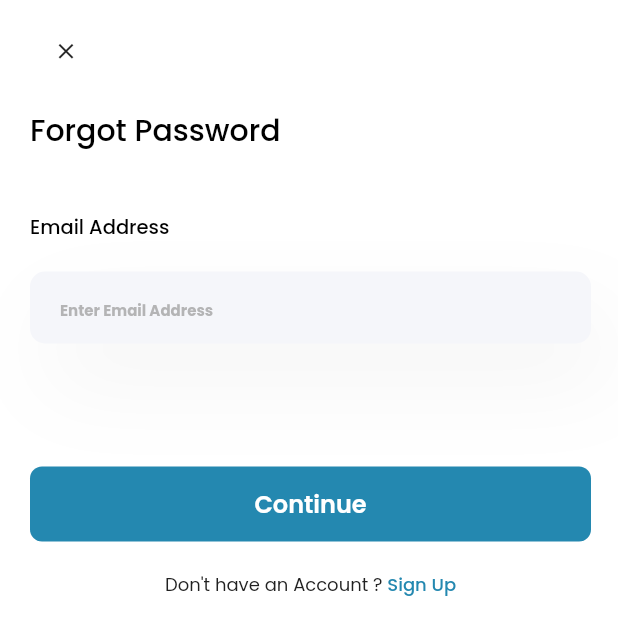
After one commit to sholarrh/compact_pay, a Flutter app: the ForgotPassword screen opened directly, on a phone screen of 412 x 824 dp. The commit adds this screen. Shown: the top 635 px of the screen. Run offline on Flutter 3.47's test engine with Material 2 defaults, Android fonts, the phone set to English and light mode, and no system bars; our stand-ins replace google_fonts; missing offline and left inert: email_otp.

Commit message:
6th commit

```diff
--- a/lib/main.dart
+++ b/lib/main.dart
@@ -1,6 +1,7 @@
 import 'package:compact_pay/provider/provider.dart';
 import 'package:compact_pay/screens/auth/login.dart';
 import 'package:compact_pay/screens/auth/verification.dart';
+import 'package:compact_pay/screens/homepage.dart';
 import 'package:flutter/material.dart';
 import 'package:google_fonts/google_fonts.dart';
 import 'package:provider/provider.dart';
--- /dev/null
+++ b/lib/screens/forgot_password.dart
@@ -0,0 +1,175 @@
+
+
+import 'package:flutter/material.dart';
+import 'package:provider/provider.dart';
+
+import '../provider/provider.dart';
+import '../utils/app_colors.dart';
+import '../widgets/my_button.dart';
+import '../widgets/my_text.dart';
+import '../widgets/text_form_field.dart';
+import '../widgets/validator.dart';
+import 'auth/verification.dart';
+
+class ForgotPassword extends StatefulWidget {
+  const ForgotPassword({Key? key}) : super(key: key);
+
+  @override
+  State<ForgotPassword> createState() => _ForgotPasswordState();
+}
+
+class _ForgotPasswordState extends State<ForgotPassword> {
+
+  bool goToPasswordScreen = true;
+
+  @override
+  Widget build(BuildContext context) {
+    var data = Provider.of<ProviderClass>(context);
+    return Scaffold(
+      resizeToAvoidBottomInset: true,
+      backgroundColor: white,
+      body:  SingleChildScrollView(
+        child: SafeArea(
+          child: Padding(
+            padding: const EdgeInsets.only(left: 20, right: 18,),
+            child: Column(
+                mainAxisAlignment: MainAxisAlignment.start,
+                crossAxisAlignment: CrossAxisAlignment.start,
+                children: [
+                  Padding(
+                    padding: const EdgeInsets.only(top: 10,),
+                    child: IconButton(
+                      icon: const Icon(Icons.close),
+                      iconSize: 17,
+                      onPressed: () {
+                        Navigator.pop(context);
+                      },),
+                  ),
+                  Padding(
+                    padding: const EdgeInsets.only(top: 14.0),
+                    child: Align(
+                      alignment: Alignment.topLeft,
+                      child: MyText(
+                        'Forgot Password',
+                        fontWeight: FontWeight.w500,
+                        fontSize: 20,
+                        color: black,
+                      ),
+                    ),
+                  ),
+
+                  Form(
+                    key: data.formkey,
+                    child: Column(
+                      children: [
+                        const SizedBox(height: 40,),
+
+                        Align(
+                          alignment: Alignment.centerLeft,
+                          child: MyText(
+                            'Email Address',
+                            fontWeight: FontWeight.w500,
+                            fontSize: 13,
+                            color: black,
+                          ),
+                        ),
+
+                        const SizedBox(height: 20,),
+
+                        InputField(
+                          inputController: data.emailTextController,
+                          isPassword: false,
+                          hintText: 'Enter Email Address',
+                          hasSuffixIcon: false,
+                          keyBoardType: TextInputType.emailAddress,
+                          validator: validateEmail,),
+                      ],),
+                  ),
+
+                  Padding(
+                    padding: const EdgeInsets.only(top: 80),
+                    child: MyButton(
+                      height: 50,
+                      width: double.infinity,
+                      color: mainBlue,
+                      onTap: () async {
+                        if (data.formkey.currentState!.validate()) {
+                          data.isLoading = true;
+
+                          setState(() {});
+                          Duration waitTime = const Duration(seconds: 4);
+                          Future.delayed(waitTime, (){
+                            if (mounted) {
+                              data.isLoading = false;
+                            }
+                            setState(() {});
+                          });
+
+                          try {
+                            data.sendOtp();
+                            if (await data.myAuth.sendOTP() == true) {
+                              ScaffoldMessenger.of(context)
+                                  .showSnackBar(const SnackBar(
+                                    content: Text("OTP has been sent"),
+                              ));
+                              Navigator.push(context,
+                                  MaterialPageRoute(builder: (context) =>  Verification(goToPasswordScreen)));
+                            }
+                          }
+                          catch(e,s){
+                            print(e);
+                            print(s);
+                          }
+                        }
+                        else{
+                          ScaffoldMessenger.of(context).showSnackBar(const SnackBar(
+                            content: Text(
+                                'There is an error'),
+                            duration: Duration(seconds: 5),),);
+                        }
+                      },
+                      child: data.isLoading == false ? MyText(
+                        'Continue',
+                        color: white,
+                        fontWeight: FontWeight.w600,
+                        fontSize: 16,)
+                          : const Center(
+                            child: CircularProgressIndicator(
+                              color: mainBlue,
+                        ),
+                      ),
+                    ),
+                  ),
+
+
+                  Padding(
+                    padding: const EdgeInsets.only(top: 20,),
+                    child: Row(
+                      mainAxisAlignment: MainAxisAlignment.center,
+                      children: [
+                        MyText('Don\'t have an Account ? ',
+                            fontWeight: FontWeight.w400,
+                            fontSize: 12,
+                            color: const Color(0xff212121)),
+
+                        InkWell(
+                          onTap: () {
+                            // Navigator.push(context,
+                            //     MaterialPageRoute(builder: (context) => const 'SignUp'()));
+                          },
+                          child: MyText('Sign Up',
+                            color: mainBlue,
+                            fontWeight: FontWeight.w500,
+                            fontSize: 12,
+                          ),
+                        ),
+                      ],
+                    ),
+                  ),
+                ]),
+          ),
+        ),
+      ),
+    );
+  }
+}
--- a/lib/widgets/text_form_field.dart
+++ b/lib/widgets/text_form_field.dart
@@ -66,7 +66,7 @@ class _InputFieldState extends State<InputField> {
           hintText: widget.hintText,
           hintStyle: TextStyle(
               color: Colors.grey.withOpacity(.75),
-              fontSize: 14,
+              fontSize: 10,
               fontWeight: FontWeight.bold),
           suffixIcon: widget.hasSuffixIcon == true
               ? GestureDetector(
```
Also changed, not shown: lib/provider/provider.dart (+45 -2 lines), lib/screens/auth/login.dart (+39 -27 lines), lib/screens/auth/new_password.dart (added, +169 -0 lines), lib/screens/auth/verification.dart (+28 -18 lines), lib/screens/set_transaction_pin.dart (renamed from lib/screens/set_password.dart, +4 -4 lines), lib/widgets/countdown_timer.dart (added, +109 -0 lines), lib/widgets/show_snackbar.dart (added, +22 -0 lines).
